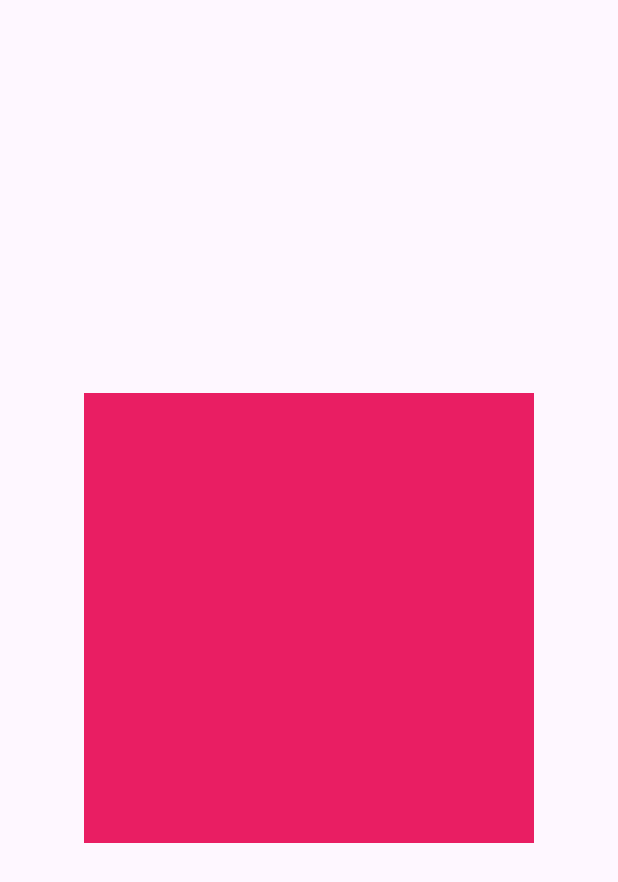
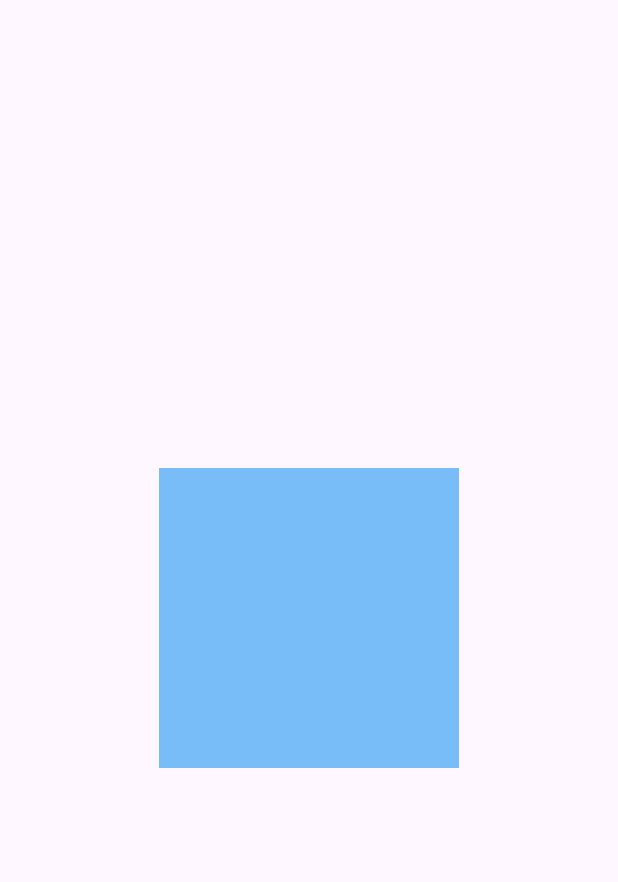
Before and after one commit to pradeepyuni07/Day2-Dart, a Flutter app: the screen it shows after launch, on a phone screen of 412 x 824 dp. Shown: the top 882 px of the screen. Run offline on Flutter 3.47's test engine with Material 3 defaults, Android fonts, the phone set to English and light mode, and no system bars; our stand-ins replace fluttertoast, image_picker; key blocks and very long unbroken strings in the code were emptied for the run.

Commit message:
Explicit FadeTransition

```diff
--- /dev/null
+++ b/lib/explicit_anim.dart
@@ -0,0 +1,45 @@
+import 'package:flutter/material.dart';
+
+class ExplicitAnim extends StatefulWidget {
+  const ExplicitAnim({super.key});
+
+  @override
+  State<ExplicitAnim> createState() => _ExplicitAnimState();
+}
+
+class _ExplicitAnimState extends State<ExplicitAnim>
+    with SingleTickerProviderStateMixin {
+  late AnimationController controller;
+  late Animation<double> _animation;
+
+  @override
+  void initState() {
+    super.initState();
+
+    controller = AnimationController(
+      vsync: this,
+      duration: Duration(milliseconds: 3000),
+    );
+
+    _animation = Tween<double>(begin: 0.0, end: 1.0).animate(controller);
+
+    controller.repeat(reverse: true);   }
+
+  @override
+  Widget build(BuildContext context) {
+    return Scaffold(
+      body: Center(
+        child: FadeTransition(
+          opacity: _animation,
+          child: Container(height: 200, width: 200, color: Colors.blue),
+        ),
+      ),
+    );
+  }
+
+  @override
+  void dispose() {
+    controller.dispose();
+    super.dispose();
+  }
+}
--- a/lib/main.dart
+++ b/lib/main.dart
@@ -6,6 +6,7 @@ import 'package:dart_app/custom_date_picker.dart';
 import 'package:dart_app/custom_drawer.dart';
 import 'package:dart_app/custom_listtile.dart';
 import 'package:dart_app/custom_timepicker.dart';
+import 'package:dart_app/explicit_anim.dart';
 import 'package:dart_app/fab_button.dart';
 import 'package:dart_app/grid_view.dart';
 import 'package:dart_app/img.dart';
@@ -40,7 +41,7 @@ class MyApp extends StatelessWidget {
   Widget build(BuildContext context) {
     return MaterialApp(
       debugShowCheckedModeBanner: false, // Remove debug banner
-      home:AnimDemo()
+      home:ExplicitAnim()
 
     );
   }
```
